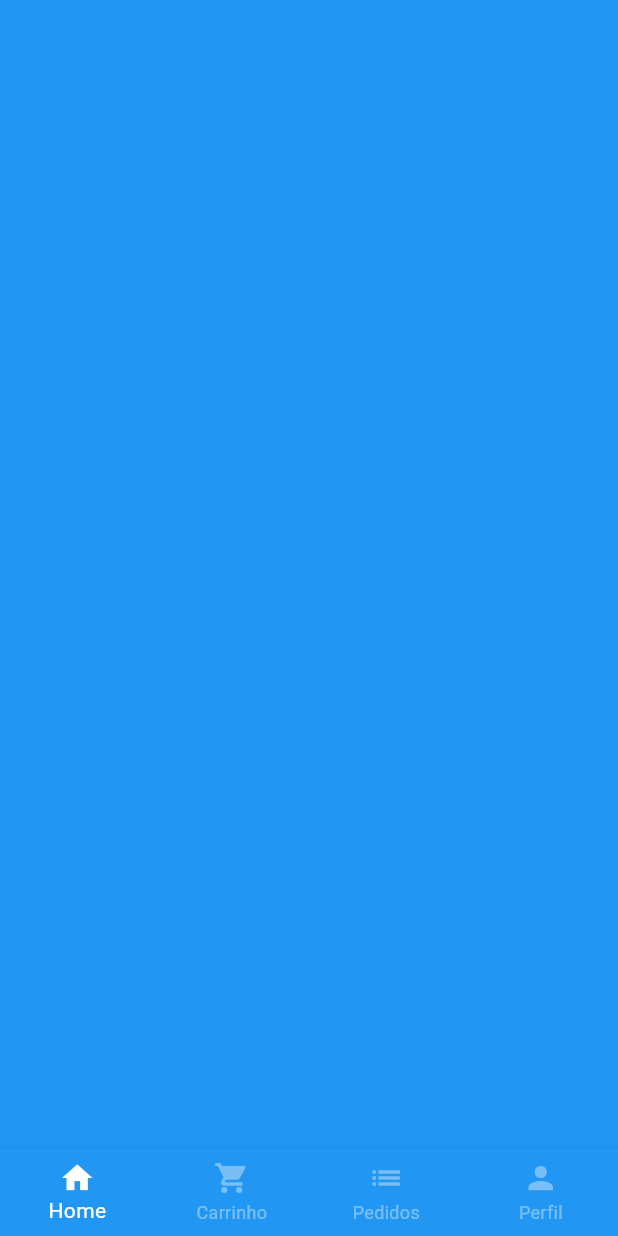
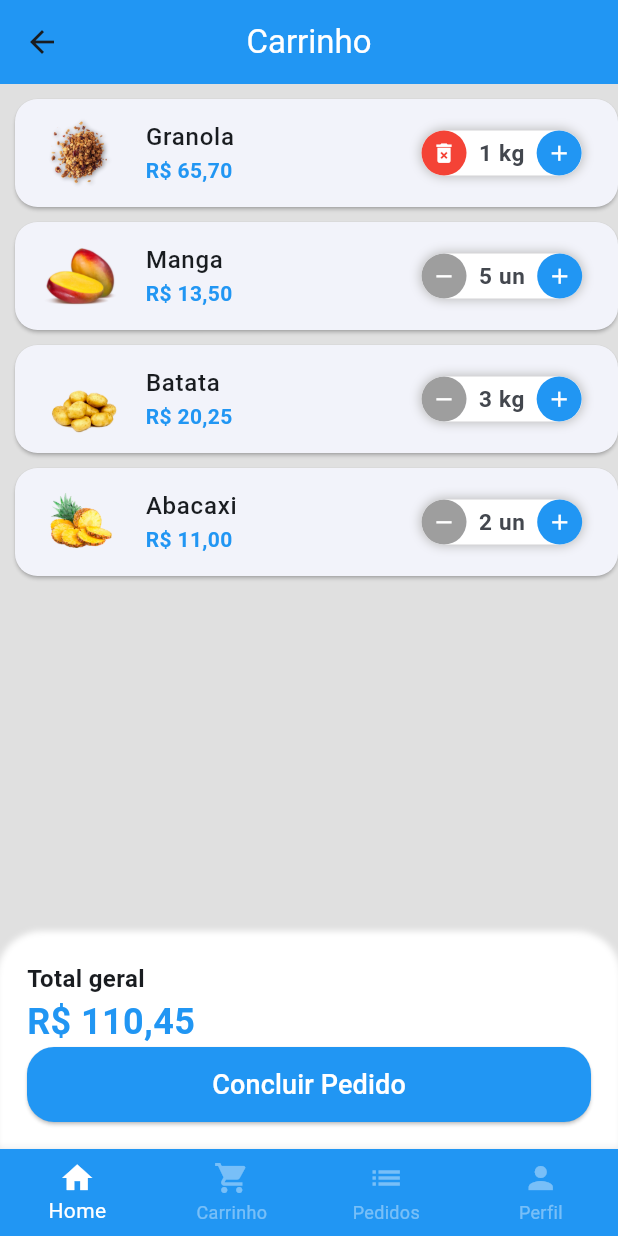
Before and after one commit to Eric-Coutinho/Flutter-App-Unicesumar, a Flutter app: the BaseScreen screen opened directly, swiped to page 2, on a phone screen of 412 x 824 dp. Run offline on Flutter 3.47's test engine with Material 3 defaults, Android fonts, the phone set to English and light mode, and no system bars; our stand-ins replace animated_text_kit, badges.

Commit message:
finished 3rd playlist, cart tab working (visually at least)

```diff
--- a/lib/main.dart
+++ b/lib/main.dart
@@ -20,16 +20,15 @@ class MyApp extends StatelessWidget {
           scaffoldBackgroundColor: const Color.fromARGB(255, 224, 224, 224),
           bottomNavigationBarTheme: BottomNavigationBarThemeData(
               backgroundColor: CustomColors.customizedAppColor),
+            appBarTheme: const AppBarTheme(
+              backgroundColor: Color.fromARGB(255, 224, 224, 224),
+            ),
           elevatedButtonTheme: ElevatedButtonThemeData(
               style: ElevatedButton.styleFrom(
                   foregroundColor: Colors.white,
                   backgroundColor: CustomColors.customizedAppColor,
                   shape: RoundedRectangleBorder(
-                  borderRadius: BorderRadius.circular(18)
-                )
-              )
-            )
-      ),
+                      borderRadius: BorderRadius.circular(18))))),
       home: const LoginScreen(),
       debugShowCheckedModeBanner: false,
     );
--- a/lib/src/config/app_data.dart
+++ b/lib/src/config/app_data.dart
@@ -1,4 +1,5 @@
 import 'package:flutter_application_1/src/model/item_model.dart';
+import 'package:flutter_application_1/src/model/cart_item_model.dart';
 
 ItemModel maca = ItemModel(
   itemDescription:
@@ -399,3 +400,10 @@ List<String> categorias = [
   'Cereais',
   'Grãos'
 ];
+
+List<CartItemModel> cartItems = [
+    CartItemModel(item: granola, quantity: 1),
+    CartItemModel(item: manga, quantity: 5),
+    CartItemModel(item: batata, quantity: 3),
+    CartItemModel(item: abacaxi, quantity: 2),
+];
--- /dev/null
+++ b/lib/src/model/cart_item_model.dart
@@ -0,0 +1,10 @@
+import 'package:flutter_application_1/src/model/item_model.dart';
+
+class CartItemModel {
+  ItemModel item;
+  int quantity;
+
+  CartItemModel({required this.item, required this.quantity});
+
+  double totalPrice() => item.price * quantity;
+}
--- a/lib/src/pages/auth/login_screen.dart
+++ b/lib/src/pages/auth/login_screen.dart
@@ -96,7 +96,7 @@ class LoginScreen extends StatelessWidget {
                                   onPressed: () {
                                     Navigator.of(context)
                                         .push(MaterialPageRoute(builder: (c) {
-                                      return BaseScreen();
+                                      return const BaseScreen();
                                     }));
                                   },
                                   child: const Text(
--- a/lib/src/pages/base/base_screen.dart
+++ b/lib/src/pages/base/base_screen.dart
@@ -1,9 +1,10 @@
 import 'package:flutter/material.dart';
 import 'package:flutter_application_1/src/config/custom_colors.dart';
+import 'package:flutter_application_1/src/pages/cart/cart_tab.dart';
 import 'package:flutter_application_1/src/pages/home/home_tab.dart';
 
 class BaseScreen extends StatefulWidget {
-  BaseScreen({super.key});
+  const BaseScreen({super.key});
 
   @override
   State<BaseScreen> createState() => _BaseScreenState();
@@ -20,10 +21,8 @@ class _BaseScreenState extends State<BaseScreen> {
         physics: const NeverScrollableScrollPhysics(),
         controller: pageController,
         children: [
-          HomeTab(),
-          Container(
-            color: Colors.blue,
-          ),
+          const HomeTab(),
+          const CartTab(),
           Container(
             color: Colors.red,
           ),
--- /dev/null
+++ b/lib/src/pages/cart/cart_tab.dart
@@ -0,0 +1,160 @@
+import 'package:flutter/material.dart';
+import 'package:flutter_application_1/src/config/custom_colors.dart';
+// ignore: library_prefixes
+import 'package:flutter_application_1/src/config/app_data.dart' as appData;
+import 'package:flutter_application_1/src/model/cart_item_model.dart';
+import 'package:flutter_application_1/src/pages/cart/components/cart_title.dart';
+import 'package:flutter_application_1/src/services/utils.dart';
+
+class CartTab extends StatefulWidget {
+  const CartTab({super.key});
+
+  @override
+  State<CartTab> createState() => _CartTabState();
+}
+
+class _CartTabState extends State<CartTab> {
+  final Utils utils = Utils();
+
+  void removeCartItem(CartItemModel item) {
+    setState(() {
+      appData.cartItems.remove(item);
+    });
+  }
+
+  double totalCartPrice() {
+    double total = 0;
+    for (var cartItem in appData.cartItems) {
+      total += cartItem.item.price * cartItem.quantity;
+    }
+
+    return total;
+  }
+
+  void hasChanged(bool hasChanged) {
+    setState(() {
+      totalCartPrice();
+    });
+  }
+
+  @override
+  Widget build(BuildContext context) {
+    return Scaffold(
+      appBar: AppBar(
+        centerTitle: true,
+        backgroundColor: CustomColors.customizedAppColor,
+        title: const Text(
+          "Carrinho",
+          style: TextStyle(color: Colors.white),
+        ),
+      ),
+      body: Column(
+        children: [
+          Expanded(
+            child: ListView.builder(
+              itemCount: appData.cartItems.length,
+              itemBuilder: (context, index) {
+                return CartTitle(
+                  cartItem: appData.cartItems[index],
+                  removeItem: removeCartItem,
+                  changedItem: hasChanged,
+                );
+              },
+            ),
+          ),
+          Container(
+            padding: const EdgeInsets.all(18),
+            decoration: const BoxDecoration(
+              borderRadius: BorderRadius.vertical(
+                top: Radius.circular(30),
+              ),
+              boxShadow: [
+                BoxShadow(
+                  color: Colors.white,
+                  blurRadius: 3,
+                  spreadRadius: 2,
+                ),
+              ],
+            ),
+            child: Column(
+              crossAxisAlignment: CrossAxisAlignment.stretch,
+              children: [
+                const Text(
+                  "Total geral",
+                  style: TextStyle(
+                    fontSize: 16,
+                    fontWeight: FontWeight.bold,
+                  ),
+                ),
+                Text(
+                  utils.priceToCurrency(totalCartPrice()),
+                  style: TextStyle(
+                      fontSize: 24,
+                      color: CustomColors.customizedAppColor,
+                      fontWeight: FontWeight.w600),
+                ),
+                SizedBox(
+                  height: 50,
+                  child: ElevatedButton(
+                    onPressed: () async {
+                      bool? result = await confirmOrder();
+                    },
+                    child: const Text(
+                      "Concluir Pedido",
+                      style: TextStyle(
+                        fontSize: 18,
+                        fontWeight: FontWeight.w500,
+                      ),
+                    ),
+                  ),
+                )
+              ],
+            ),
+          )
+        ],
+      ),
+    );
+  }
+
+  Future<bool?> confirmOrder() {
+    return showDialog(
+      context: context,
+      builder: (context) {
+        return AlertDialog(
+          shape:
+              RoundedRectangleBorder(borderRadius: BorderRadius.circular(20)),
+          title: const Text("Confirmação de Pedido"),
+          content: const Text("Deseja finalizar esse pedido?"),
+          actions: [
+            ElevatedButton(
+              style: ElevatedButton.styleFrom(
+                backgroundColor: Colors.red,
+                shape: RoundedRectangleBorder(
+                  borderRadius: BorderRadius.circular(20),
+                ),
+              ),
+              onPressed: () {
+                Navigator.of(context).pop(false);
+              },
+              child: const Text("Não"),
+            ),
+            const SizedBox(
+              width: 90,
+            ),
+            ElevatedButton(
+              style: ElevatedButton.styleFrom(
+                shape: RoundedRectangleBorder(
+                  borderRadius: BorderRadius.circular(20),
+                ),
+              ),
+              onPressed: () {
+                Navigator.of(context).pop(true);
+              },
+              child: const Text("Sim"),
+            ),
+          ],
+        );
+      },
+    );
+  }
+}
--- /dev/null
+++ b/lib/src/pages/cart/components/cart_title.dart
@@ -0,0 +1,69 @@
+import 'package:flutter/material.dart';
+import 'package:flutter_application_1/src/config/custom_colors.dart';
+import 'package:flutter_application_1/src/model/cart_item_model.dart';
+import 'package:flutter_application_1/src/pages/widgets/quantity_widget.dart';
+import 'package:flutter_application_1/src/services/utils.dart';
+
+class CartTitle extends StatefulWidget {
+  final CartItemModel cartItem;
+  final Function(CartItemModel item) removeItem;
+  final Function(bool hasChanged) changedItem;
+
+  const CartTitle(
+      {super.key,
+      required this.cartItem,
+      required this.removeItem,
+      required this.changedItem});
+
+  @override
+  State<CartTitle> createState() => _CartTitleState();
+}
+
+class _CartTitleState extends State<CartTitle> {
+  final Utils utils = Utils();
+
+  @override
+  Widget build(BuildContext context) {
+    return Card(
+      margin: const EdgeInsets.fromLTRB(10, 10, 0, 0),
+      shape: RoundedRectangleBorder(
+        borderRadius: BorderRadius.circular(15),
+      ),
+      child: ListTile(
+        leading: Image.asset(
+          widget.cartItem.item.urlImage,
+          height: 55,
+          width: 55,
+        ),
+        title: Text(
+          widget.cartItem.item.itemName,
+          style: const TextStyle(fontWeight: FontWeight.w500),
+        ),
+        subtitle: Text(
+          utils.priceToCurrency(widget.cartItem.totalPrice()),
+          style: TextStyle(
+            color: CustomColors.customizedAppColor,
+            fontWeight: FontWeight.bold,
+          ),
+        ),
+        trailing: SizedBox(
+          width: 107,
+          child: QuantityWidget(
+            value: widget.cartItem.quantity,
+            unity: widget.cartItem.item.typeUnity,
+            isRemovable: true,
+            result: (amount) {
+              setState(() {
+                widget.cartItem.quantity = amount;
+                widget.changedItem(true);
+                if (amount == 0) {
+                  widget.removeItem(widget.cartItem);
+                }
+              });
+            },
+          ),
+        ),
+      ),
+    );
+  }
+}
--- a/lib/src/pages/home/components/item_title.dart
+++ b/lib/src/pages/home/components/item_title.dart
@@ -68,7 +68,7 @@ class ItemTitle extends StatelessWidget {
           right: 4,
           child: GestureDetector(
             onTap: () {
-              print('Item Selecionado: ${item.itemName}');
+              // print('Item Selecionado: ${item.itemName}');
             },
             child: Container(
               height: 40,
--- a/lib/src/pages/widgets/quantity_widget.dart
+++ b/lib/src/pages/widgets/quantity_widget.dart
@@ -1,3 +1,5 @@
+// ignore_for_file: camel_case_types
+
 import 'package:flutter/material.dart';
 import 'package:flutter_application_1/src/config/custom_colors.dart';
 
@@ -5,12 +7,14 @@ class QuantityWidget extends StatelessWidget {
   final int value;
   final String unity;
   final Function(int amount) result;
+  final bool isRemovable;
 
   const QuantityWidget(
       {super.key,
       required this.value,
       required this.unity,
-      required this.result});
+      required this.result,
+      this.isRemovable = false});
 
   @override
   Widget build(BuildContext context) {
@@ -26,12 +30,14 @@ class QuantityWidget extends StatelessWidget {
             ),
           ]),
       child: Row(
+        mainAxisSize: MainAxisSize.min,
         children: [
           _Button_Quantity(
-            color: Colors.grey,
-            icon: Icons.remove,
+            color: !isRemovable || value > 1 ? Colors.grey : Colors.red,
+            icon:
+                !isRemovable || value > 1 ? Icons.remove : Icons.delete_forever,
             onPressed: () {
-              if (value == 1) return;
+              if (value == 1 && !isRemovable) return;
 
               int total = value - 1;
               result(total);
@@ -53,7 +59,6 @@ class QuantityWidget extends StatelessWidget {
             onPressed: () {
               int total = value + 1;
               result(total);
-              print(total);
             },
           ),
         ],
```
Lines whose indentation alone changed are shown as unchanged.
